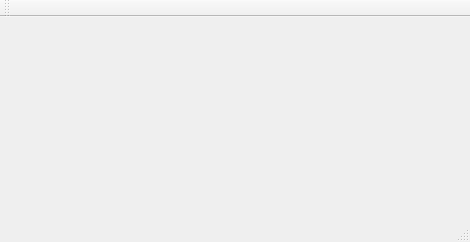
Old version of the form mainwindow.ui in the repository mohsencyber/gardinaUI.
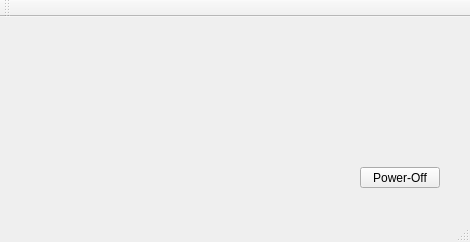
New version of the form. Icons and pictures are not drawn.

```diff
--- a/mainwindow.ui
+++ b/mainwindow.ui
@@ -153,6 +153,22 @@
      </size>
     </property>
    </widget>
+   <widget class="QPushButton" name="pushButton_2">
+    <property name="geometry">
+     <rect>
+      <x>360</x>
+      <y>150</y>
+      <width>80</width>
+      <height>21</height>
+     </rect>
+    </property>
+    <property name="styleSheet">
+     <string notr="true"/>
+    </property>
+    <property name="text">
+     <string>Power-Off</string>
+    </property>
+   </widget>
   </widget>
   <widget class="QMenuBar" name="menuBar">
    <property name="geometry">
```
Left out of the diff: 2 changed lines with no effect on the pictures.
